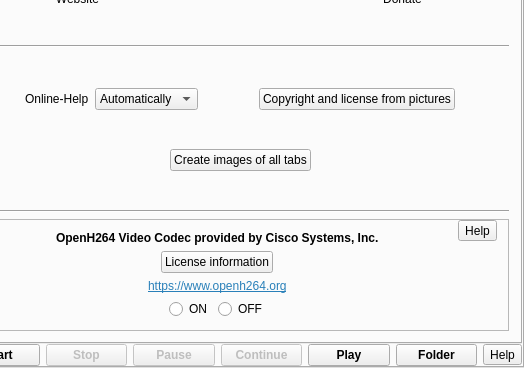
First picture: the form in src/formMainWindow.ui, repository vkohaupt/vokoscreenNG, before the edit; both pictures show x 178 to 702 and y 100 to 468 of the 702 by 468 pixel window.
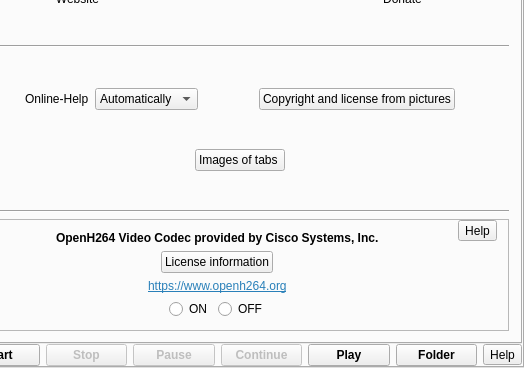
Second picture: the form after the edit. The open tabs and pages were chosen to show the change. Icons and pictures are not drawn.

Commit message: Grab tabs and make images

Patch:
```diff
--- a/src/formMainWindow.ui
+++ b/src/formMainWindow.ui
@@ -2415,7 +2415,7 @@
               <item>
                <widget class="QPushButton" name="pushButtonImages">
                 <property name="text">
-                 <string>Create images of all tabs</string>
+                 <string>Images of tabs </string>
                 </property>
                </widget>
               </item>
```
The commit also changes 1 other file.
